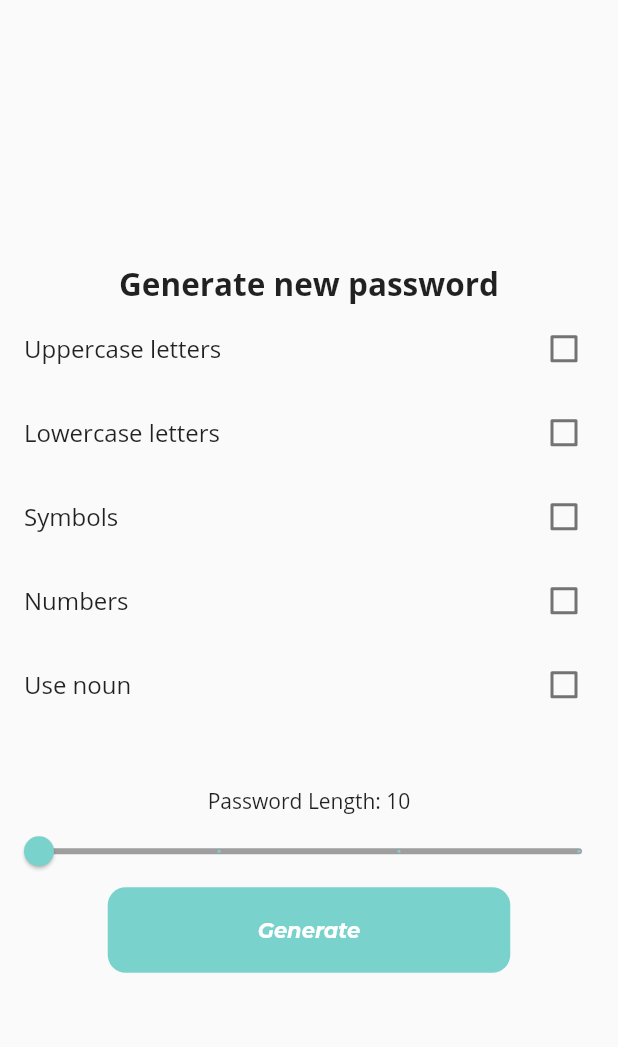
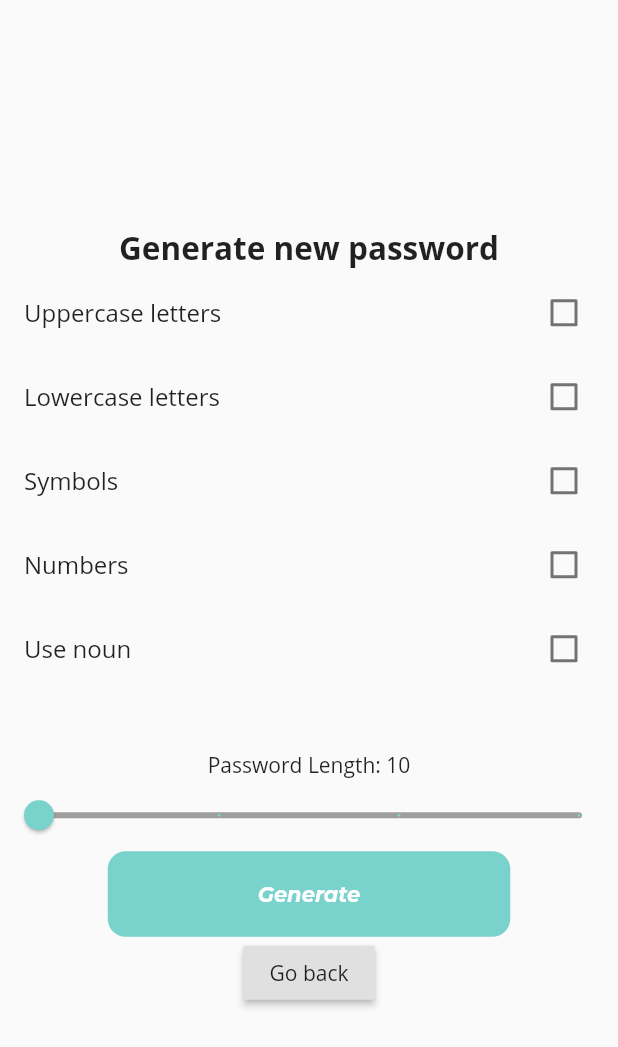
Before and after one commit to zawadneak/pword, a Flutter app: the screen it shows after launch, after a tap on "Generator", on a phone screen of 412 x 824 dp. Shown: the top 1047 px of the screen. Run offline on Flutter 3.47's test engine with Material 2 defaults, Android fonts, the phone set to English and light mode, and no system bars; our stand-ins replace flutter_dotenv, get; missing offline and left inert: password_strength.

Commit message:
Better navigation

```diff
--- a/lib/locales/index.dart
+++ b/lib/locales/index.dart
@@ -35,7 +35,9 @@ class Messages extends Translations {
           'description': 'description',
           'password': 'password',
           'confirm': 'Confirm',
-          'ask_delete': 'Are you sure you want to delete this password?'
+          'ask_delete': 'Are you sure you want to delete this password?',
+          'input_description': 'Description',
+          'back': 'Go back',
         },
         'pt_BR': {
           'welcome': 'Bem vindo ao PWORD',
@@ -69,7 +71,9 @@ class Messages extends Translations {
           'description': 'descrição',
           'password': 'senha',
           'confirm': 'Confirmar',
-          'ask_delete': 'Tem certeza que quer deletar essa senha?'
+          'ask_delete': 'Tem certeza que quer deletar essa senha?',
+          'input_description': 'Insira uma descrição',
+          'back': 'Voltar'
         }
       };
 }
--- a/lib/pages/home.dart
+++ b/lib/pages/home.dart
@@ -1,9 +1,7 @@
 import 'package:flutter/material.dart';
 import 'package:flutter/widgets.dart';
 import 'package:get/get.dart';
-import 'package:local_auth/local_auth.dart';
 import '../controllers/safe.dart';
-import '../controllers/auth.dart';
 import '../widgets/homeButton.dart';
 
 class Main extends StatefulWidget {
@@ -13,43 +11,9 @@ class Main extends StatefulWidget {
 
 class MainState extends State<Main> {
   final SafeController controller = Get.put(SafeController());
-  final AuthController authController = Get.put(AuthController());
-
-  final LocalAuthentication auth = LocalAuthentication();
-
-  String _authorized = 'Not Authorized';
-  bool _isAuthenticating = false;
-
-  Future<void> _authenticate() async {
-    bool authenticated = false;
-    try {
-      setState(() {
-        _isAuthenticating = true;
-        _authorized = 'Authenticating';
-      });
-      authenticated = await auth.authenticateWithBiometrics(
-          localizedReason: 'Scan your fingerprint to authenticate',
-          useErrorDialogs: true,
-          stickyAuth: true);
-      setState(() {
-        _isAuthenticating = false;
-        _authorized = 'Authenticating';
-      });
-    } catch (e) {
-      print(e);
-    }
-    if (!mounted) return;
-
-    final String message = authenticated ? 'Authorized' : 'Not Authorized';
-    setState(() {
-      _authorized = message;
-    });
-  }
-
   @override
   void initState() {
     super.initState();
-    _authenticate();
     controller.load();
   }
 
--- a/lib/pages/password.dart
+++ b/lib/pages/password.dart
@@ -181,7 +181,9 @@ class PasswordState extends State<Password> {
                               passwordLength = value;
                             });
                           }),
-                      GeneralButton("generate".tr, handleGenerate)
+                      GeneralButton("generate".tr, handleGenerate),
+                      RaisedButton(
+                          onPressed: handleGoBack, child: Text('back'.tr)),
                     ],
                   )
                 : Column(
--- a/lib/pages/safe.dart
+++ b/lib/pages/safe.dart
@@ -46,6 +46,7 @@ class SafeState extends State<Safe> {
                 fontSize: 21.0),
           ),
         ),
+        RaisedButton(onPressed: handleGoBack, child: Text('back'.tr)),
         Container(
             child: Expanded(
           flex: 1,
--- a/lib/widgets/StoreAlert.dart
+++ b/lib/widgets/StoreAlert.dart
@@ -19,7 +19,7 @@ class StoreAlert {
                         child: TextField(
                           onChanged: (text) => handleTextChange(text),
                           decoration:
-                              InputDecoration(hintText: 'Enter a description'),
+                              InputDecoration(hintText: 'input_description'.tr),
                         ),
                         height: 50,
                         width: 300,
--- a/pubspec.yaml
+++ b/pubspec.yaml
@@ -24,7 +24,6 @@ dependencies:
   flutter:
     sdk: flutter
   password_strength: ^0.1.2
-  local_auth: ^0.6.3+3
   get:
   flutter_dotenv:
   path_provider: ^1.6.22
```
Also changed, not shown: lib/pages/settings.dart (+7 -5 lines), pubspec.lock, 7 other files.
